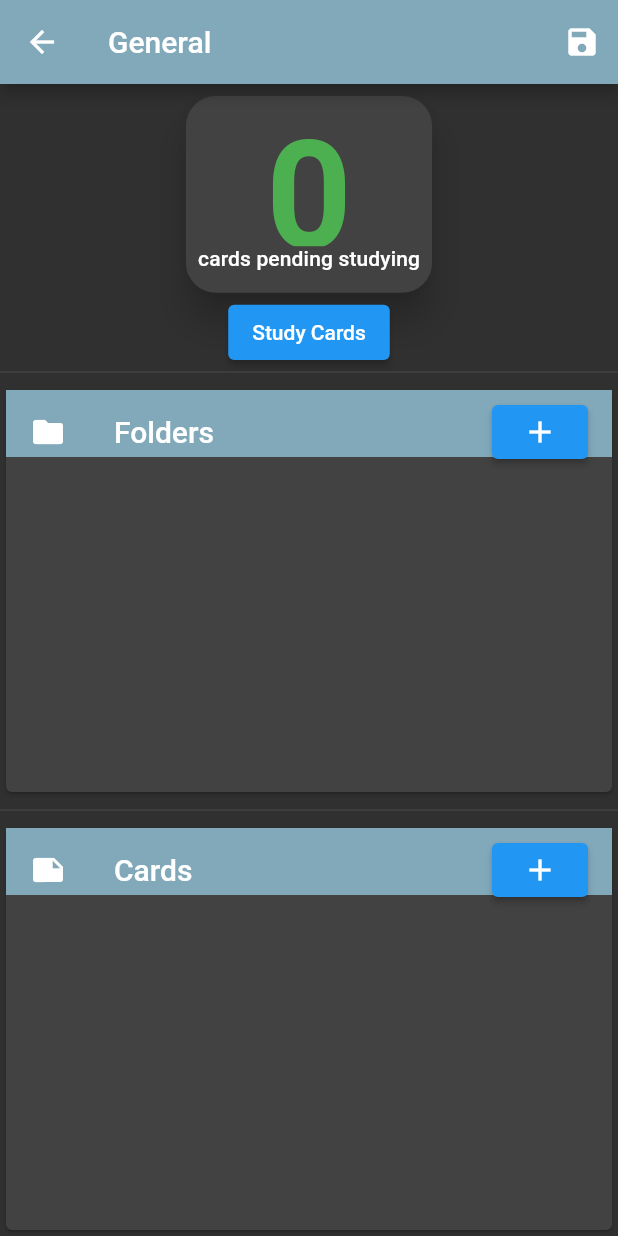
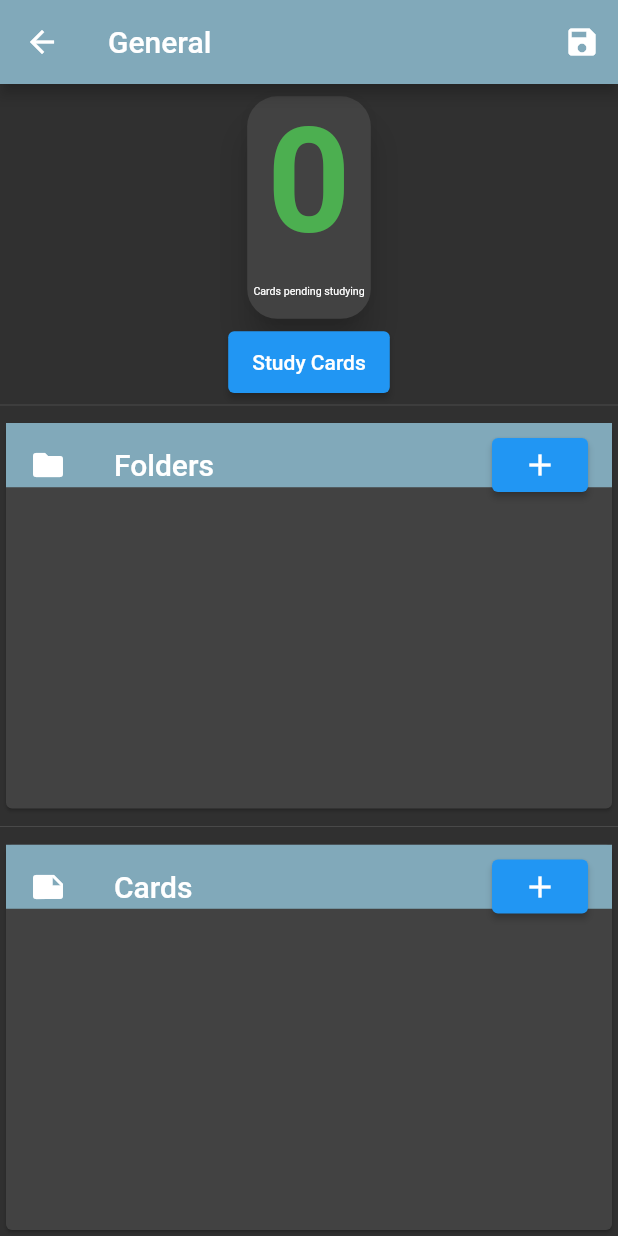
Before and after one commit to tobiaszorzetto/study-cards, a Flutter app: the screen it shows after launch, on a phone screen of 412 x 824 dp. Run offline on Flutter 3.47's test engine with Material 2 defaults, Android fonts, the phone set to English and light mode, and no system bars; missing offline and left inert: scribble.

Commit message:
first responsive try on pending cards

```diff
--- a/study_cards/lib/components/folder_view_related/cards_to_study.dart
+++ b/study_cards/lib/components/folder_view_related/cards_to_study.dart
@@ -13,8 +13,8 @@ class CardsToStudy extends StatelessWidget {
   @override
   Widget build(BuildContext context) {
     folderController.setCardsToStudy();
-    return Expanded(
-      flex: 2,
+    return SizedBox(
+      height: MediaQuery.of(context).size.height * 0.25,
       child: Column(
         children: [
           Expanded(
@@ -24,18 +24,21 @@ class CardsToStudy extends StatelessWidget {
                 borderRadius: BorderRadius.circular(20),
               ),
               elevation: 10,
-              margin: const EdgeInsets.all(8),
-              child: Padding(
-                padding: const EdgeInsets.all(8.0),
+              margin: EdgeInsets.symmetric(
+                horizontal: MediaQuery.of(context).size.width * 0.3,
+                vertical: MediaQuery.of(context).size.height * 0.01,
+              ),
+              child: Container(
+                width: MediaQuery.of(context).size.width * 0.2,
                 child: Column(
+                  mainAxisAlignment: MainAxisAlignment.center,
                   children: [
                     Expanded(
-                      flex: 4,
-                      child: Container(
+                      flex: 3,
+                      child: FittedBox(
                         child: Text(
                           "${folderController.cardsToStudy.length}",
                           style: TextStyle(
-                            fontSize: 100,
                             fontWeight: FontWeight.bold,
                             height:
                                 0, //line height 200%, 1= 100%, were 0.9 = 90% of actual line height
@@ -47,10 +50,19 @@ class CardsToStudy extends StatelessWidget {
                       ),
                     ),
                     Expanded(
-                        child: Text(
-                      "cards pending studying",
-                      style: Theme.of(context).textTheme.titleSmall,
-                    )),
+                      child: Container(
+                        padding: EdgeInsets.only(
+                          right: MediaQuery.of(context).size.width * 0.01,
+                          left: MediaQuery.of(context).size.width * 0.01,
+                        ),
+                        child: FittedBox(
+                          child: Text(
+                            "Cards pending studying",
+                            overflow: TextOverflow.ellipsis,
+                          ),
+                        ),
+                      ),
+                    ),
                   ],
                 ),
               ),
```
Also changed, not shown: 9 other files.
